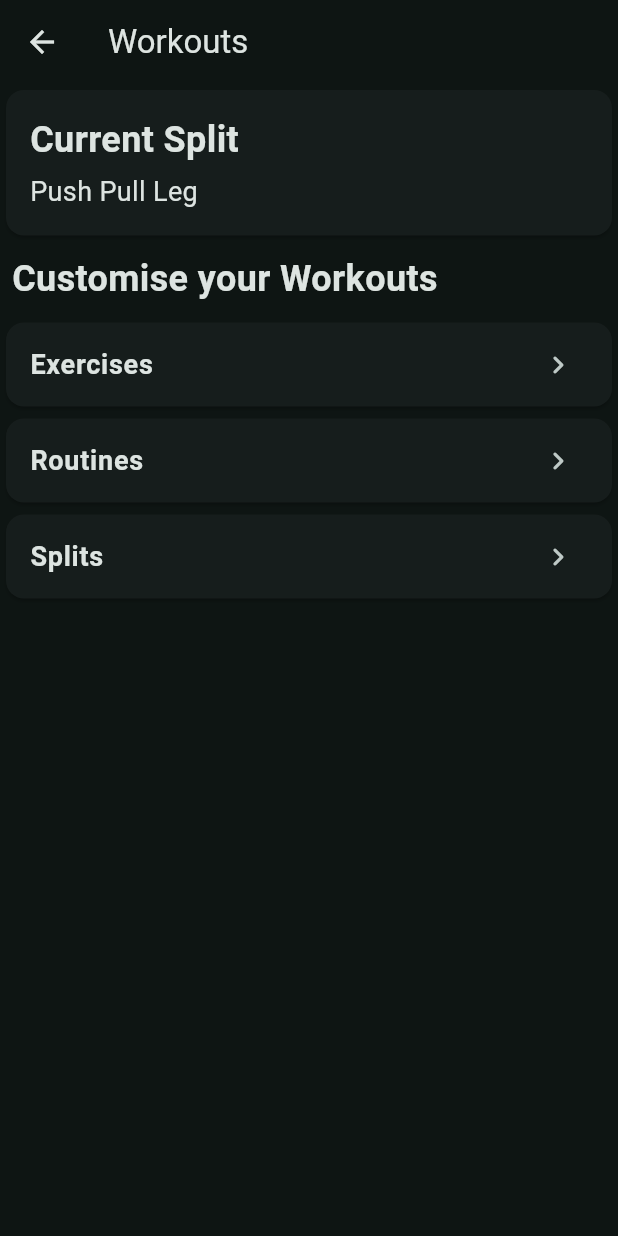
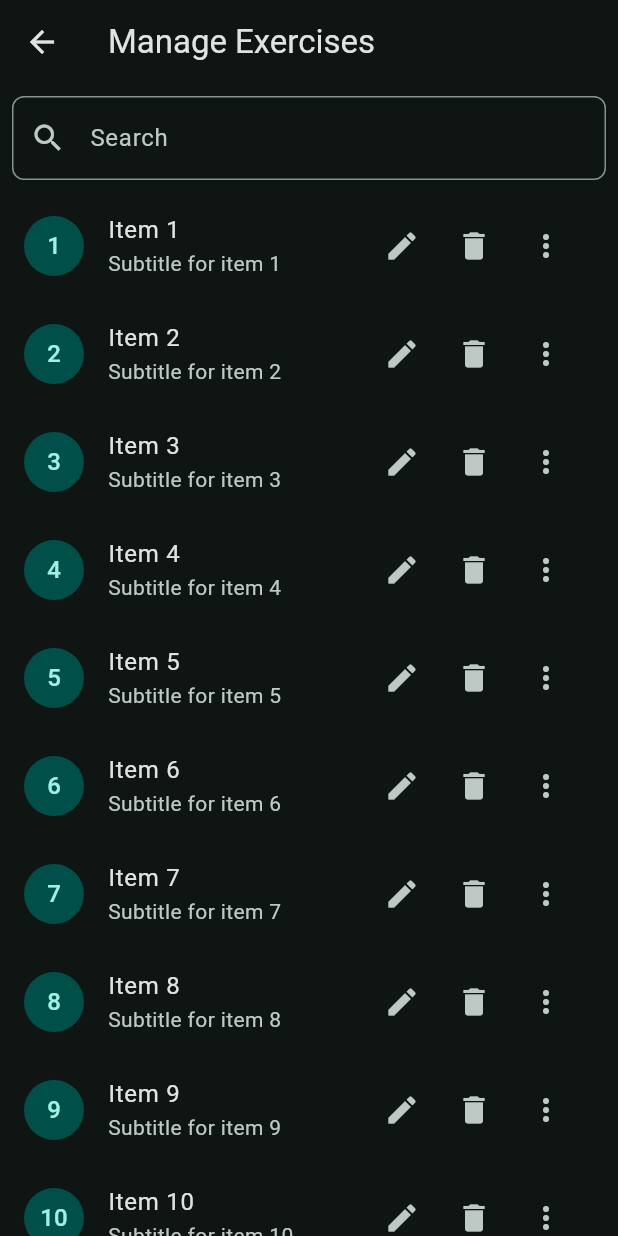
Before and after one commit to najafmohammed/muon-workout-tracker, a Flutter app: the Workouts screen opened directly, after a tap on "Exercises", on a phone screen of 412 x 824 dp. Run offline on Flutter 3.47's test engine with Material 3 defaults, Android fonts, the light colour scheme and no system bars; our stand-ins replace flutter_riverpod, isar; accounts and stored records are empty; generated files the repository leaves out were written again.

Commit message:
basic state management

```diff
--- a/lib/screens/workout_manager.dart
+++ b/lib/screens/workout_manager.dart
@@ -1,15 +1,73 @@
 import 'package:flutter/material.dart';
 
-class WorkoutManager extends StatefulWidget {
-  const WorkoutManager({super.key});
+class ExerciseManager extends StatefulWidget {
+  const ExerciseManager({super.key});
 
   @override
-  State<WorkoutManager> createState() => _WorkoutManagerState();
+  State<ExerciseManager> createState() => _ExerciseManagerState();
 }
 
-class _WorkoutManagerState extends State<WorkoutManager> {
+TextEditingController _textController = TextEditingController();
+
+class _ExerciseManagerState extends State<ExerciseManager> {
   @override
   Widget build(BuildContext context) {
-    return Container();
+    return Scaffold(
+        appBar: AppBar(
+          title: const Text('Manage Exercises'),
+        ),
+        body: Column(
+          children: [
+            Padding(
+              padding: const EdgeInsets.all(8.0),
+              child: TextField(
+                controller: _textController,
+                decoration: const InputDecoration(
+                  labelText: 'Search',
+                  hintText: 'Search items',
+                  prefixIcon: Icon(Icons.search),
+                  border: OutlineInputBorder(
+                    borderRadius: BorderRadius.all(Radius.circular(8.0)),
+                  ),
+                ),
+              ),
+            ),
+            Expanded(
+              child: ListView.builder(
+                  itemCount: 10, // Number of items in the list
+                  itemBuilder: (context, index) {
+                    return ListTile(
+                        leading: CircleAvatar(
+                          child: Text('${index + 1}'),
+                        ),
+                        title: Text('Item ${index + 1}'),
+                        subtitle: Text('Subtitle for item ${index + 1}'),
+                        trailing: Row(
+                          mainAxisSize: MainAxisSize.min,
+                          children: [
+                            IconButton(
+                              icon: const Icon(Icons.edit),
+                              onPressed: () {
+                                // Handle edit action
+                              },
+                            ),
+                            IconButton(
+                              icon: const Icon(Icons.delete),
+                              onPressed: () {
+                                // Handle delete action
+                              },
+                            ),
+                            IconButton(
+                              icon: const Icon(Icons.more_vert),
+                              onPressed: () {
+                                // Handle more action
+                              },
+                            ),
+                          ],
+                        ));
+                  }),
+            )
+          ],
+        ));
   }
 }
--- a/lib/widgets/add_workout_card.dart
+++ b/lib/widgets/add_workout_card.dart
@@ -1,4 +1,5 @@
 import 'package:flutter/material.dart';
+import 'package:muon_workout_tracker/screens/workout_manager.dart';
 
 class AddWorkoutCard extends StatelessWidget {
   const AddWorkoutCard({super.key, required this.label});
@@ -8,7 +9,12 @@ class AddWorkoutCard extends StatelessWidget {
     return Card(
       child: InkWell(
         borderRadius: BorderRadius.circular(10.0),
-        onTap: () {},
+        onTap: () {
+          Navigator.push(
+            context,
+            MaterialPageRoute(builder: (context) => const ExerciseManager()),
+          );
+        },
         child: ListTile(
             title: Text(
               label,
--- a/lib/widgets/home_workout_card.dart
+++ b/lib/widgets/home_workout_card.dart
@@ -9,7 +9,7 @@ class HomeWorkoutCard extends ConsumerWidget {
 
   @override
   Widget build(BuildContext context, WidgetRef ref) {
-    final routineSession = ref.watch(routineSessionProvider);
+    final routineSession = ref.watch(routineSessionProvider.notifier);
 
     return CardWrapper(children: [
       const Row(
@@ -40,7 +40,7 @@ class HomeWorkoutCard extends ConsumerWidget {
         children: [
           OutlinedButton(
               onPressed: () {
-                routineSession?.start();
+                routineSession.start();
               },
               child: const Text("Start Workout")),
         ],
```
Also changed, not shown: lib/database/models/routine_session.dart (+25 -62 lines), lib/database/providers/routine_session_provider.dart (+46 -29 lines), lib/database/services/routine_session_service.dart (deleted, +0 -86 lines), lib/screens/navigation.dart (+8 -4 lines), lib/shared/mini_player.dart (+8 -6 lines).
